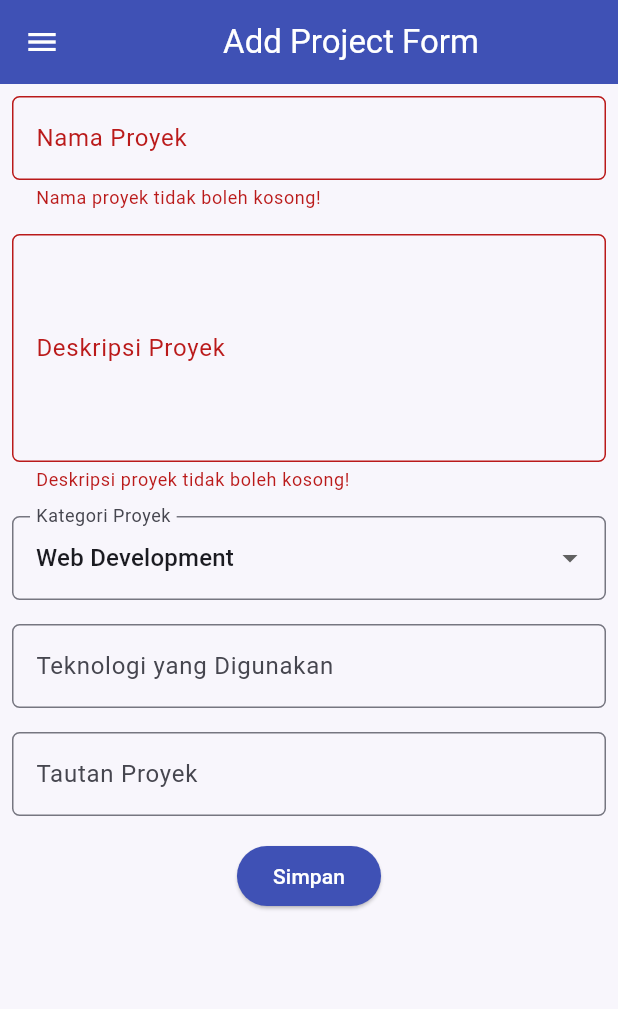
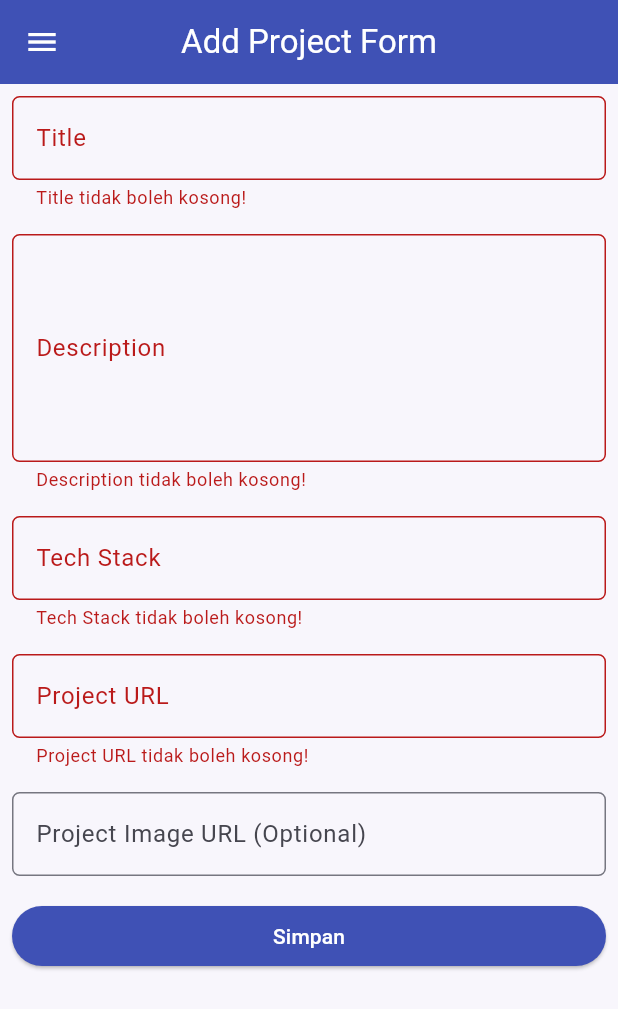
Before and after one commit to matthewraeann/myportofolio_mobile, a Flutter app: the ProjectFormPage screen opened directly, after a tap on "Simpan", on a phone screen of 412 x 824 dp. Shown: the top 1009 px of the screen. Run offline on Flutter 3.47's test engine with Material 3 defaults, Android fonts, the phone set to English and light mode, and no system bars; generated files the repository leaves out were written again.

Commit message:
feat: guard actions with login and post projects to api

```diff
--- a/lib/screens/project_form.dart
+++ b/lib/screens/project_form.dart
@@ -1,7 +1,14 @@
 import 'package:flutter/material.dart';
+import 'package:myportofolio_mobile/models/project.dart';
+import 'package:myportofolio_mobile/services/api_client.dart';
+import 'package:myportofolio_mobile/services/auth_state.dart';
+import 'package:myportofolio_mobile/widgets/auth_guard.dart';
 import 'package:myportofolio_mobile/widgets/left_drawer.dart';
+import 'package:provider/provider.dart';
 
-/// Halaman form untuk menambahkan proyek baru ke portofolio.
+/// Halaman form untuk menambahkan proyek baru ke portofolio melalui API.
+///
+/// Field mengikuti `ProjectSerializer` pada backend Django (Tutorial 07).
 class ProjectFormPage extends StatefulWidget {
   const ProjectFormPage({super.key});
 
@@ -12,29 +19,146 @@ class ProjectFormPage extends StatefulWidget {
 class _ProjectFormPageState extends State<ProjectFormPage> {
   final _formKey = GlobalKey<FormState>();
 
-  String _projectName = "";
-  String _description = "";
-  String _category = "Web Development"; // default
-  String _technologies = "";
-  String _projectLink = "";
+  String _title = '';
+  String _description = '';
+  String _techStack = '';
+  String _projectUrl = '';
+  String _projectImageUrl = '';
+  bool _isSubmitting = false;
 
-  final List<String> _categories = [
-    'Web Development',
-    'Mobile Development',
-    'Machine Learning',
-    'Data Science',
-    'Other',
-  ];
+  InputDecoration _decoration(String label, {String? hint}) {
+    return InputDecoration(
+      labelText: label,
+      hintText: hint ?? label,
+      border: OutlineInputBorder(borderRadius: BorderRadius.circular(5.0)),
+    );
+  }
+
+  String? _required(String? value, String label) {
+    if (value == null || value.trim().isEmpty) {
+      return '$label tidak boleh kosong!';
+    }
+    return null;
+  }
+
+  bool _isHttpUrl(String text) {
+    final uri = Uri.tryParse(text);
+    return uri != null &&
+        (uri.scheme == 'http' || uri.scheme == 'https') &&
+        uri.host.isNotEmpty;
+  }
+
+  String? _validateUrl(String? value, String label, {bool optional = false}) {
+    final text = value?.trim() ?? '';
+    if (text.isEmpty) {
+      return optional ? null : '$label tidak boleh kosong!';
+    }
+    return _isHttpUrl(text)
+        ? null
+        : '$label harus berupa URL http/https yang valid!';
+  }
+
+  Future<void> _submit() async {
+    if (!_formKey.currentState!.validate()) return;
+
+    if (!await ensureLoggedIn(context)) return;
+    if (!mounted) return;
+
+    final auth = context.read<AuthState>();
+    final token = auth.token;
+    if (token == null) return;
+    final apiClient = context.read<ApiClient>();
+    final messenger = ScaffoldMessenger.of(context);
+
+    setState(() {
+      _isSubmitting = true;
+    });
+
+    try {
+      final created = await apiClient.createProject(
+        Project(
+          title: _title.trim(),
+          description: _description.trim(),
+          techStack: _techStack.trim(),
+          projectUrl: _projectUrl.trim(),
+          projectImageUrl: _projectImageUrl.trim(),
+        ),
+        token: token,
+      );
+      if (!mounted) return;
+      await _showSuccessDialog(created);
+    } on ApiException catch (e) {
+      if (e.statusCode == 401) {
+        await auth.logout();
+        messenger.showSnackBar(
+          const SnackBar(content: Text('Sesi berakhir, silakan login ulang.')),
+        );
+        if (!mounted) return;
+        if (await ensureLoggedIn(context)) {
+          messenger.showSnackBar(
+            const SnackBar(
+                content: Text('Login berhasil, silakan simpan lagi.')),
+          );
+        }
+      } else {
+        messenger.showSnackBar(
+          SnackBar(content: Text('Gagal menyimpan proyek (${e.statusCode}).')),
+        );
+      }
+    } catch (_) {
+      messenger.showSnackBar(
+        const SnackBar(content: Text('Tidak dapat terhubung ke server.')),
+      );
+    } finally {
+      if (mounted) {
+        setState(() {
+          _isSubmitting = false;
+        });
+      }
+    }
+  }
+
+  Future<void> _showSuccessDialog(Project project) {
+    return showDialog<void>(
+      context: context,
+      builder: (context) {
+        return AlertDialog(
+          title: const Text('Proyek berhasil ditambahkan!'),
+          content: SingleChildScrollView(
+            child: Column(
+              crossAxisAlignment: CrossAxisAlignment.start,
+              mainAxisSize: MainAxisSize.min,
+              children: [
+                Text('Judul: ${project.title}'),
+                Text('Deskripsi: ${project.description}'),
+                Text('Tech Stack: ${project.techStack}'),
+                Text('URL Proyek: ${project.projectUrl}'),
+                Text(
+                  'URL Gambar: ${project.projectImageUrl.isEmpty ? '-' : project.projectImageUrl}',
+                ),
+              ],
+            ),
+          ),
+          actions: [
+            TextButton(
+              child: const Text('OK'),
+              onPressed: () {
+                Navigator.pop(context);
+                _formKey.currentState!.reset();
+              },
+            ),
+          ],
+        );
+      },
+    );
+  }
 
   @override
   Widget build(BuildContext context) {
     return Scaffold(
       appBar: AppBar(
-        title: const Center(
-          child: Text(
-            'Add Project Form',
-          ),
-        ),
+        title: const Text('Add Project Form'),
+        centerTitle: true,
         backgroundColor: Colors.indigo,
         foregroundColor: Colors.white,
       ),
@@ -43,169 +167,84 @@ class _ProjectFormPageState extends State<ProjectFormPage> {
         key: _formKey,
         child: SingleChildScrollView(
           child: Column(
-            crossAxisAlignment: CrossAxisAlignment.start,
+            crossAxisAlignment: CrossAxisAlignment.stretch,
             children: [
-              // === Project Name ===
               Padding(
                 padding: const EdgeInsets.all(8.0),
                 child: TextFormField(
-                  decoration: InputDecoration(
-                    hintText: "Nama Proyek",
-                    labelText: "Nama Proyek",
-                    border: OutlineInputBorder(
-                      borderRadius: BorderRadius.circular(5.0),
-                    ),
-                  ),
-                  onChanged: (String? value) {
-                    setState(() {
-                      _projectName = value!;
-                    });
-                  },
-                  validator: (String? value) {
-                    if (value == null || value.trim().isEmpty) {
-                      return "Nama proyek tidak boleh kosong!";
-                    }
-                    return null;
-                  },
+                  decoration: _decoration('Title'),
+                  onChanged: (value) => _title = value,
+                  validator: (value) => _required(value, 'Title'),
                 ),
               ),
-
-              // === Description ===
               Padding(
                 padding: const EdgeInsets.all(8.0),
                 child: TextFormField(
                   maxLines: 5,
-                  decoration: InputDecoration(
-                    hintText: "Deskripsi Proyek",
-                    labelText: "Deskripsi Proyek",
-                    border: OutlineInputBorder(
-                      borderRadius: BorderRadius.circular(5.0),
-                    ),
-                  ),
-                  onChanged: (String? value) {
-                    setState(() {
-                      _description = value!;
-                    });
-                  },
-                  validator: (String? value) {
-                    if (value == null || value.trim().isEmpty) {
-                      return "Deskripsi proyek tidak boleh kosong!";
-                    }
-                    return null;
-                  },
+                  decoration: _decoration('Description'),
+                  onChanged: (value) => _description = value,
+                  validator: (value) => _required(value, 'Description'),
                 ),
               ),
-
-              // === Category ===
-              Padding(
-                padding: const EdgeInsets.all(8.0),
-                child: DropdownButtonFormField<String>(
-                  decoration: InputDecoration(
-                    labelText: "Kategori Proyek",
-                    border: OutlineInputBorder(
-                      borderRadius: BorderRadius.circular(5.0),
-                    ),
-                  ),
-                  initialValue: _category,
-                  items: _categories
-                      .map((category) => DropdownMenuItem(
-                            value: category,
-                            child: Text(category),
-                          ))
-                      .toList(),
-                  onChanged: (String? newValue) {
-                    setState(() {
-                      _category = newValue!;
-                    });
-                  },
-                ),
-              ),
-
-              // === Technologies ===
               Padding(
                 padding: const EdgeInsets.all(8.0),
                 child: TextFormField(
-                  decoration: InputDecoration(
-                    hintText: "Contoh: Flutter, Django, Figma",
-                    labelText: "Teknologi yang Digunakan",
-                    border: OutlineInputBorder(
-                      borderRadius: BorderRadius.circular(5.0),
-                    ),
+                  decoration: _decoration(
+                    'Tech Stack',
+                    hint: 'Contoh: Flutter, Django, Figma',
                   ),
-                  onChanged: (String? value) {
-                    setState(() {
-                      _technologies = value!;
-                    });
-                  },
+                  onChanged: (value) => _techStack = value,
+                  validator: (value) => _required(value, 'Tech Stack'),
                 ),
               ),
-
-              // === Project Link ===
               Padding(
                 padding: const EdgeInsets.all(8.0),
                 child: TextFormField(
-                  decoration: InputDecoration(
-                    hintText: "URL Proyek (opsional)",
-                    labelText: "Tautan Proyek",
-                    border: OutlineInputBorder(
-                      borderRadius: BorderRadius.circular(5.0),
-                    ),
+                  keyboardType: TextInputType.url,
+                  decoration: _decoration(
+                    'Project URL',
+                    hint: 'https://contoh.com',
                   ),
-                  onChanged: (String? value) {
-                    setState(() {
-                      _projectLink = value!;
-                    });
-                  },
+                  onChanged: (value) => _projectUrl = value,
+                  validator: (value) => _validateUrl(value, 'Project URL'),
                 ),
               ),
-
-              // === Tombol Simpan ===
-              Align(
-                alignment: Alignment.bottomCenter,
-                child: Padding(
-                  padding: const EdgeInsets.all(8.0),
-                  child: ElevatedButton(
-                    style: ButtonStyle(
-                      backgroundColor: WidgetStateProperty.all(Colors.indigo),
-                    ),
-                    onPressed: () {
-                      if (_formKey.currentState!.validate()) {
-                        showDialog(
-                          context: context,
-                          builder: (context) {
-                            return AlertDialog(
-                              title: const Text('Proyek berhasil ditambahkan!'),
-                              content: SingleChildScrollView(
-                                child: Column(
-                                  crossAxisAlignment: CrossAxisAlignment.start,
-                                  children: [
-                                    Text('Nama Proyek: $_projectName'),
-                                    Text('Deskripsi: $_description'),
-                                    Text('Kategori: $_category'),
-                                    Text('Teknologi: $_technologies'),
-                                    Text('Tautan: $_projectLink'),
-                                  ],
-                                ),
-                              ),
-                              actions: [
-                                TextButton(
-                                  child: const Text('OK'),
-                                  onPressed: () {
-                                    Navigator.pop(context);
-                                    _formKey.currentState!.reset();
-                                  },
-                                ),
-                              ],
-                            );
-                          },
-                        );
-                      }
-                    },
-                    child: const Text(
-                      "Simpan",
-                      style: TextStyle(color: Colors.white),
-                    ),
+              Padding(
+                padding: const EdgeInsets.all(8.0),
+                child: TextFormField(
+                  keyboardType: TextInputType.url,
+                  decoration: _decoration(
+                    'Project Image URL (Optional)',
+                    hint: 'https://contoh.com/gambar.png',
                   ),
+                  onChanged: (value) => _projectImageUrl = value,
+                  validator: (value) => _validateUrl(
+                    value,
+                    'Project Image URL',
+                    optional: true,
+                  ),
+                ),
+              ),
+              Padding(
+                padding: const EdgeInsets.all(8.0),
+                child: ElevatedButton(
+                  style: ButtonStyle(
+                    backgroundColor: WidgetStateProperty.all(Colors.indigo),
+                  ),
+                  onPressed: _isSubmitting ? null : _submit,
+                  child: _isSubmitting
+                      ? const SizedBox(
+                          height: 20,
+                          width: 20,
+                          child: CircularProgressIndicator(
+                            strokeWidth: 2,
+                            color: Colors.white,
+                          ),
+                        )
+                      : const Text(
+                          'Simpan',
+                          style: TextStyle(color: Colors.white),
+                        ),
                 ),
               ),
             ],
--- a/lib/widgets/left_drawer.dart
+++ b/lib/widgets/left_drawer.dart
@@ -1,15 +1,22 @@
 import 'package:flutter/material.dart';
 import 'package:myportofolio_mobile/screens/experience_form.dart';
+import 'package:myportofolio_mobile/screens/login_screen.dart';
 import 'package:myportofolio_mobile/screens/menu.dart';
 import 'package:myportofolio_mobile/screens/project_form.dart';
+import 'package:myportofolio_mobile/screens/project_list_screen.dart';
+import 'package:myportofolio_mobile/services/auth_state.dart';
+import 'package:myportofolio_mobile/widgets/auth_guard.dart';
+import 'package:provider/provider.dart';
 
-/// Drawer navigasi untuk berpindah antara halaman utama dan form tambah
-/// proyek maupun pengalaman.
+/// Drawer navigasi untuk berpindah antara halaman utama, daftar proyek, form
+/// tambah proyek maupun pengalaman, serta login/logout.
 class LeftDrawer extends StatelessWidget {
   const LeftDrawer({super.key});
 
   @override
   Widget build(BuildContext context) {
+    final isLoggedIn = context.watch<AuthState>().isLoggedIn;
+
     return Drawer(
       child: ListView(
         children: [
@@ -53,12 +60,26 @@ class LeftDrawer extends StatelessWidget {
             },
           ),
           ListTile(
-            leading: const Icon(Icons.add_circle_outline),
-            title: const Text('Add Project'),
-            // Navigasi ke halaman tambah proyek
+            leading: const Icon(Icons.folder_outlined),
+            title: const Text('Projects'),
+            // Navigasi ke daftar proyek dari API
             onTap: () {
               Navigator.pushReplacement(
                 context,
+                MaterialPageRoute(
+                  builder: (context) => const ProjectListScreen(),
+                ),
+              );
+            },
+          ),
+          ListTile(
+            leading: const Icon(Icons.add_circle_outline),
+            title: const Text('Add Project'),
+            // Navigasi ke halaman tambah proyek, wajib login
+            onTap: () async {
+              final navigator = Navigator.of(context);
+              if (!await ensureLoggedIn(context)) return;
+              navigator.pushReplacement(
                 MaterialPageRoute(
                   builder: (context) => const ProjectFormPage(),
                 ),
@@ -78,6 +99,29 @@ class LeftDrawer extends StatelessWidget {
               );
             },
           ),
+          if (!isLoggedIn)
+            ListTile(
+              leading: const Icon(Icons.login),
+              title: const Text('Login'),
+              onTap: () {
+                Navigator.push(
+                  context,
+                  MaterialPageRoute(builder: (_) => const LoginScreen()),
+                );
+              },
+            )
+          else
+            ListTile(
+              leading: const Icon(Icons.logout),
+              title: const Text('Logout'),
+              onTap: () async {
+                final messenger = ScaffoldMessenger.of(context);
+                await context.read<AuthState>().logout();
+                messenger.showSnackBar(
+                  const SnackBar(content: Text('Kamu berhasil logout.')),
+                );
+              },
+            ),
         ],
       ),
     );
```
Also changed, not shown: lib/models/item_homepage.dart (+8 -0 lines), lib/screens/menu.dart (+6 -2 lines), lib/widgets/project_card.dart (+39 -18 lines).
